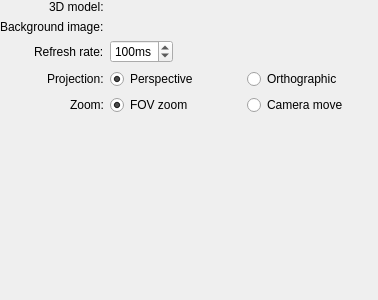
vooon/OpenPilot, file ground/openpilotgcs/src/plugins/modelviewqt3d/modelviewqt3doptionspage.ui: the form before one commit.
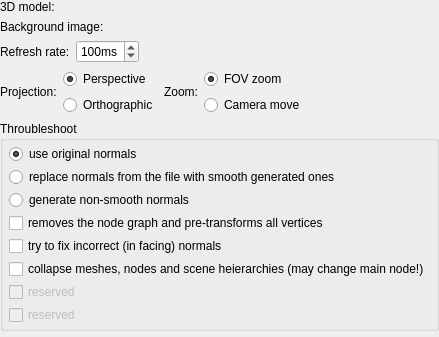
The form after the commit. Custom widgets are drawn as their Qt base class.

Commit message: beta version. add some postprocess fixes in settings (replace normals, optimize meshes...) patched Qt3D importer needed (see forum).

```diff
--- a/ground/openpilotgcs/src/plugins/modelviewqt3d/modelviewqt3doptionspage.ui
+++ b/ground/openpilotgcs/src/plugins/modelviewqt3d/modelviewqt3doptionspage.ui
@@ -6,39 +6,38 @@
    <rect>
     <x>0</x>
     <y>0</y>
-    <width>378</width>
-    <height>300</height>
+    <width>400</width>
+    <height>318</height>
    </rect>
   </property>
-  <property name="windowTitle">
-   <string>Form</string>
-  </property>
-  <layout class="QGridLayout" name="gridLayout">
-   <property name="margin">
+  <layout class="QVBoxLayout" name="verticalLayout">
+   <property name="leftMargin">
     <number>0</number>
    </property>
-   <item row="3" column="0">
-    <layout class="QFormLayout" name="formLayout">
-     <property name="fieldGrowthPolicy">
-      <enum>QFormLayout::AllNonFixedFieldsGrow</enum>
-     </property>
-     <property name="labelAlignment">
-      <set>Qt::AlignRight|Qt::AlignTrailing|Qt::AlignVCenter</set>
-     </property>
+   <property name="topMargin">
+    <number>0</number>
+   </property>
+   <property name="rightMargin">
+    <number>0</number>
+   </property>
+   <property name="bottomMargin">
+    <number>6</number>
+   </property>
+   <item>
+    <layout class="QGridLayout" name="gridLayout_2">
      <item row="0" column="0">
       <widget class="QLabel" name="label">
+       <property name="sizePolicy">
+        <sizepolicy hsizetype="Maximum" vsizetype="Preferred">
+         <horstretch>0</horstretch>
+         <verstretch>0</verstretch>
+        </sizepolicy>
+       </property>
        <property name="text">
         <string>3D model:</string>
        </property>
       </widget>
      </item>
-     <item row="0" column="1">
-      <widget class="Utils::PathChooser" name="modelPathChooser" native="true">
-       <property name="toolTip">
-        <string>Select the 3D model file here.</string>
-       </property>
-      </widget>
-     </item>
      <item row="1" column="0">
       <widget class="QLabel" name="label_2">
        <property name="text">
@@ -53,14 +52,25 @@
        </property>
       </widget>
      </item>
-     <item row="2" column="0">
+     <item row="0" column="1">
+      <widget class="Utils::PathChooser" name="modelPathChooser" native="true">
+       <property name="toolTip">
+        <string>Select the 3D model file here.</string>
+       </property>
+      </widget>
+     </item>
+    </layout>
+   </item>
+   <item>
+    <layout class="QHBoxLayout" name="horizontalLayout_2">
+     <item>
       <widget class="QLabel" name="label_3">
        <property name="text">
         <string>Refresh rate:</string>
        </property>
       </widget>
      </item>
-     <item row="2" column="1">
+     <item>
       <widget class="QSpinBox" name="refreshRate">
        <property name="sizePolicy">
         <sizepolicy hsizetype="Maximum" vsizetype="Fixed">
@@ -85,23 +95,42 @@
        </property>
       </widget>
      </item>
-     <item row="3" column="0">
+     <item>
+      <spacer name="horizontalSpacer">
+       <property name="orientation">
+        <enum>Qt::Horizontal</enum>
+       </property>
+       <property name="sizeHint" stdset="0">
+        <size>
+         <width>40</width>
+         <height>20</height>
+        </size>
+       </property>
+      </spacer>
+     </item>
+    </layout>
+   </item>
+   <item>
+    <layout class="QHBoxLayout" name="horizontalLayout">
+     <property name="rightMargin">
+      <number>0</number>
+     </property>
+     <item>
       <widget class="QLabel" name="label_4">
+       <property name="sizePolicy">
+        <sizepolicy hsizetype="Maximum" vsizetype="Preferred">
+         <horstretch>0</horstretch>
+         <verstretch>0</verstretch>
+        </sizepolicy>
+       </property>
        <property name="text">
         <string>Projection:</string>
        </property>
       </widget>
      </item>
-     <item row="4" column="0">
-      <widget class="QLabel" name="label_5">
-       <property name="text">
-        <string>Zoom:</string>
-       </property>
-      </widget>
-     </item>
-     <item row="3" column="1">
+     <item>
       <widget class="QWidget" name="projectionGroup" native="true">
-       <layout class="QHBoxLayout" name="horizontalLayout_3">
+       <layout class="QVBoxLayout" name="verticalLayout_3">
         <property name="margin">
          <number>0</number>
         </property>
@@ -128,9 +157,22 @@
        </layout>
       </widget>
      </item>
-     <item row="4" column="1">
+     <item>
+      <widget class="QLabel" name="label_5">
+       <property name="sizePolicy">
+        <sizepolicy hsizetype="Maximum" vsizetype="Preferred">
+         <horstretch>0</horstretch>
+         <verstretch>0</verstretch>
+        </sizepolicy>
+       </property>
+       <property name="text">
+        <string>Zoom:</string>
+       </property>
+      </widget>
+     </item>
+     <item>
       <widget class="QWidget" name="zoomGroup" native="true">
-       <layout class="QHBoxLayout" name="horizontalLayout">
+       <layout class="QVBoxLayout" name="verticalLayout_4">
         <property name="margin">
          <number>0</number>
         </property>
@@ -160,16 +202,115 @@
        </layout>
       </widget>
      </item>
+     <item>
+      <spacer name="horizontalSpacer_2">
+       <property name="orientation">
+        <enum>Qt::Horizontal</enum>
+       </property>
+       <property name="sizeHint" stdset="0">
+        <size>
+         <width>40</width>
+         <height>20</height>
+        </size>
+       </property>
+      </spacer>
+     </item>
     </layout>
    </item>
-   <item row="5" column="0">
+   <item>
+    <widget class="QGroupBox" name="groupBox_2">
+     <property name="title">
+      <string>Throubleshoot</string>
+     </property>
+     <layout class="QVBoxLayout" name="verticalLayout_2">
+      <property name="spacing">
+       <number>3</number>
+      </property>
+      <property name="leftMargin">
+       <number>6</number>
+      </property>
+      <property name="topMargin">
+       <number>3</number>
+      </property>
+      <property name="rightMargin">
+       <number>6</number>
+      </property>
+      <property name="bottomMargin">
+       <number>3</number>
+      </property>
+      <item>
+       <widget class="QRadioButton" name="op_nothing">
+        <property name="text">
+         <string>use original normals</string>
+        </property>
+        <property name="checked">
+         <bool>true</bool>
+        </property>
+       </widget>
+      </item>
+      <item>
+       <widget class="QRadioButton" name="op_calculatenormals">
+        <property name="text">
+         <string>replace normals from the file with smooth generated ones</string>
+        </property>
+       </widget>
+      </item>
+      <item>
+       <widget class="QRadioButton" name="op_forcefaceted">
+        <property name="text">
+         <string>generate non-smooth normals</string>
+        </property>
+       </widget>
+      </item>
+      <item>
+       <widget class="QCheckBox" name="op_optimize2">
+        <property name="text">
+         <string>removes the node graph and pre-transforms all vertices</string>
+        </property>
+       </widget>
+      </item>
+      <item>
+       <widget class="QCheckBox" name="op_fixnormals">
+        <property name="text">
+         <string>try to fix incorrect (in facing) normals</string>
+        </property>
+       </widget>
+      </item>
+      <item>
+       <widget class="QCheckBox" name="op_optimize">
+        <property name="text">
+         <string>collapse meshes, nodes and scene heierarchies (may change main node!)</string>
+        </property>
+       </widget>
+      </item>
+      <item>
+       <widget class="QCheckBox" name="op_fix1">
+        <property name="enabled">
+         <bool>false</bool>
+        </property>
+        <property name="text">
+         <string>reserved</string>
+        </property>
+       </widget>
+      </item>
+      <item>
+       <widget class="QCheckBox" name="op_fix2">
+        <property name="enabled">
+         <bool>false</bool>
+        </property>
+        <property name="text">
+         <string>reserved</string>
+        </property>
+       </widget>
+      </item>
+     </layout>
+    </widget>
+   </item>
+   <item>
     <spacer name="verticalSpacer">
      <property name="orientation">
       <enum>Qt::Vertical</enum>
      </property>
-     <property name="sizeType">
-      <enum>QSizePolicy::Expanding</enum>
-     </property>
      <property name="sizeHint" stdset="0">
       <size>
        <width>20</width>
```
Left out of the diff: 6 changed lines with no effect on the pictures. The commit also changes 12 other files.
